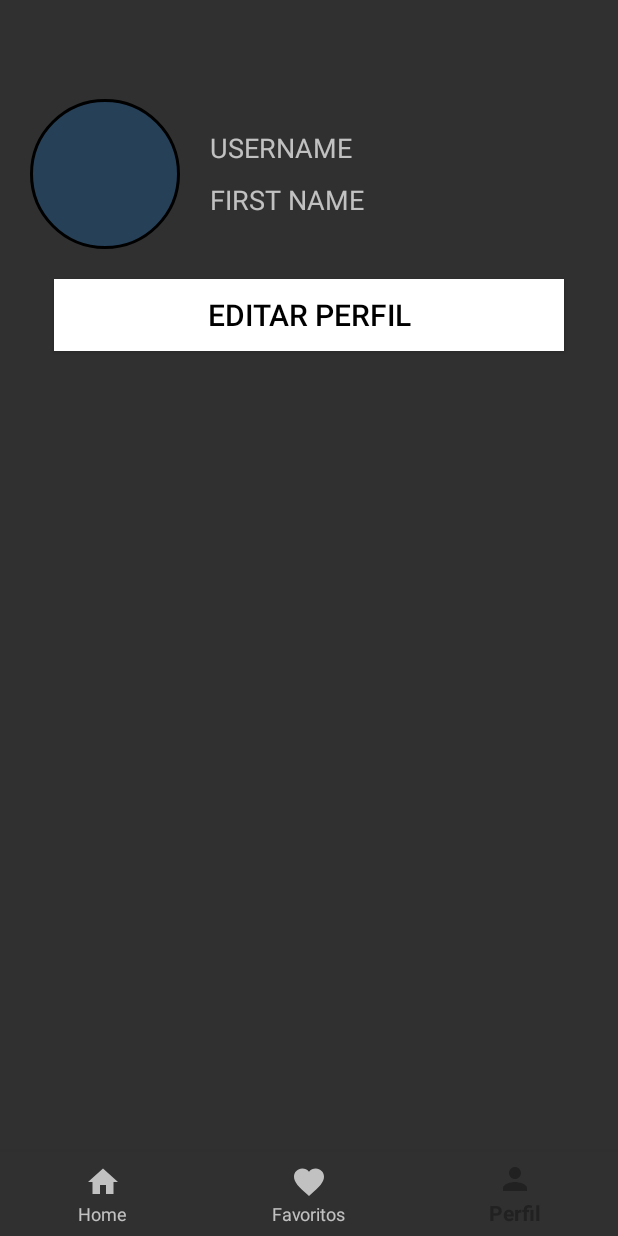
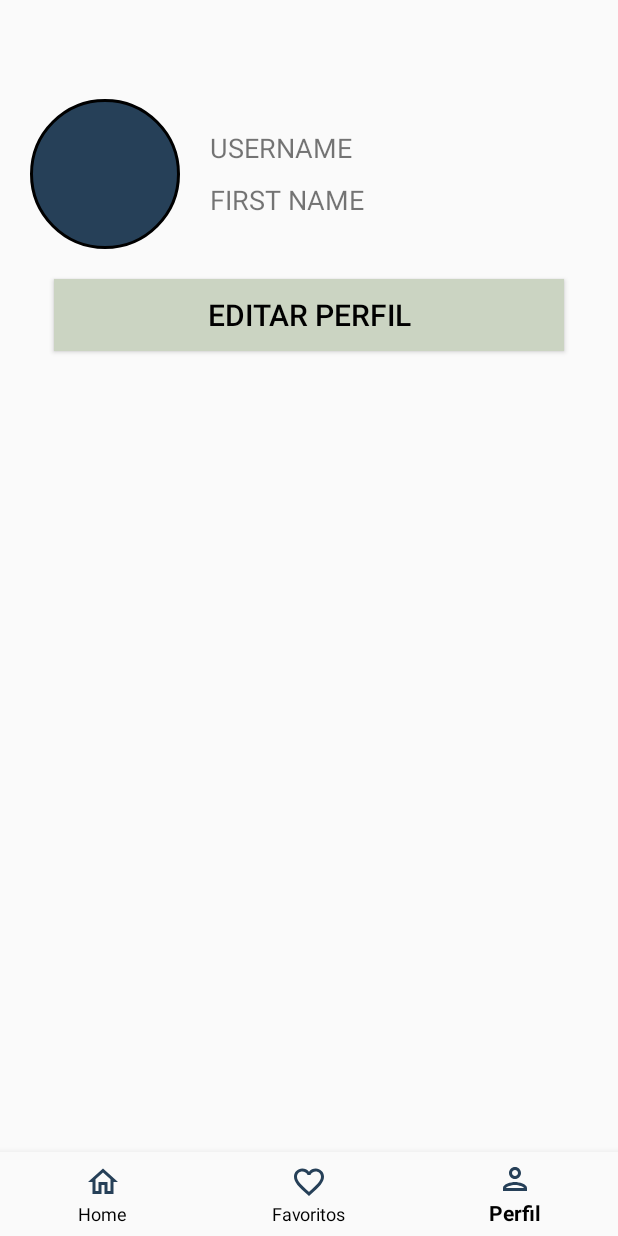
Before and after one commit to luciaortizn/AppCine, an Android app: the HomeFragment screen opened directly, with no data from a screen before it, item 3 of the bottom bar chosen, on a phone screen of 412 x 824 dp. Run offline under Robolectric (Android 15) with nearby library versions, the light colour scheme and no system bars; our stand-ins replace Firebase (no records; nobody signed in at launch, a user with empty details on screens opened directly), Picasso, navigation-ui; pictures from the network do not load.

Commit message:
modificación colors.xml y themes.xml

```diff
--- a/app/src/main/AndroidManifest.xml
+++ b/app/src/main/AndroidManifest.xml
@@ -21,7 +21,7 @@
         android:label="@string/app_name"
         android:roundIcon="@drawable/logo"
         android:supportsRtl="true"
-        android:theme="@style/Theme.AppCompat"
+        android:theme="@style/Theme.AppCompat.DayNight"
         tools:targetApi="31">
         <activity
             android:name=".ui.filmsInfo.FilmsInformation"
--- a/app/src/main/res/drawable/baseline_favorite_24.xml
+++ b/app/src/main/res/drawable/baseline_favorite_24.xml
@@ -1,4 +1,4 @@
-<vector android:height="24dp" android:tint="#000000"
+<vector android:height="24dp" android:tint="#A5CD65"
     android:viewportHeight="24" android:viewportWidth="24"
     android:width="24dp" xmlns:android="http://schemas.android.com/apk/res/android">
     <path android:fillColor="@android:color/white" android:pathData="M12,21.35l-1.45,-1.32C5.4,15.36 2,12.28 2,8.5 2,5.42 4.42,3 7.5,3c1.74,0 3.41,0.81 4.5,2.09C13.09,3.81 14.76,3 16.5,3 19.58,3 22,5.42 22,8.5c0,3.78 -3.4,6.86 -8.55,11.54L12,21.35z"/>
--- /dev/null
+++ b/app/src/main/res/drawable/baseline_favorite_border_24.xml
@@ -0,0 +1,5 @@
+<vector android:height="24dp" android:tint="#A5CD65"
+    android:viewportHeight="24" android:viewportWidth="24"
+    android:width="24dp" xmlns:android="http://schemas.android.com/apk/res/android">
+    <path android:fillColor="@android:color/white" android:pathData="M16.5,3c-1.74,0 -3.41,0.81 -4.5,2.09C10.91,3.81 9.24,3 7.5,3 4.42,3 2,5.42 2,8.5c0,3.78 3.4,6.86 8.55,11.54L12,21.35l1.45,-1.32C18.6,15.36 22,12.28 22,8.5 22,5.42 19.58,3 16.5,3zM12.1,18.55l-0.1,0.1 -0.1,-0.1C7.14,14.24 4,11.39 4,8.5 4,6.5 5.5,5 7.5,5c1.54,0 3.04,0.99 3.57,2.36h1.87C13.46,5.99 14.96,5 16.5,5c2,0 3.5,1.5 3.5,3.5 0,2.89 -3.14,5.74 -7.9,10.05z"/>
+</vector>
--- /dev/null
+++ b/app/src/main/res/drawable/outline_home_24.xml
@@ -0,0 +1,5 @@
+<vector android:height="24dp" android:tint="#A5CD65"
+    android:viewportHeight="24" android:viewportWidth="24"
+    android:width="24dp" xmlns:android="http://schemas.android.com/apk/res/android">
+    <path android:fillColor="@android:color/white" android:pathData="M12,5.69l5,4.5V18h-2v-6H9v6H7v-7.81l5,-4.5M12,3L2,12h3v8h6v-6h2v6h6v-8h3L12,3z"/>
+</vector>
--- /dev/null
+++ b/app/src/main/res/drawable/outline_person_24.xml
@@ -0,0 +1,5 @@
+<vector android:height="24dp" android:tint="#A5CD65"
+    android:viewportHeight="24" android:viewportWidth="24"
+    android:width="24dp" xmlns:android="http://schemas.android.com/apk/res/android">
+    <path android:fillColor="@android:color/white" android:pathData="M12,6c1.1,0 2,0.9 2,2s-0.9,2 -2,2 -2,-0.9 -2,-2 0.9,-2 2,-2m0,10c2.7,0 5.8,1.29 6,2L6,18c0.23,-0.72 3.31,-2 6,-2m0,-12C9.79,4 8,5.79 8,8s1.79,4 4,4 4,-1.79 4,-4 -1.79,-4 -4,-4zM12,14c-2.67,0 -8,1.34 -8,4v2h16v-2c0,-2.66 -5.33,-4 -8,-4z"/>
+</vector>
--- a/app/src/main/res/layout/activity_charge.xml
+++ b/app/src/main/res/layout/activity_charge.xml
@@ -54,6 +54,7 @@
                 android:layout_width="340dp"
                 android:layout_height="wrap_content"
                 android:layout_marginBottom="25dp"
+                android:backgroundTint="@color/ash_gray"
                 android:background="@drawable/button_form"
                 android:text="@string/login_button"
                 android:textColor="@color/black"
@@ -66,6 +67,7 @@
                 android:layout_height="wrap_content"
                 android:background="@drawable/button_form"
                 android:text="@string/register_button"
+                android:backgroundTint="@color/ash_gray"
                 android:textColor="@color/black"
                 android:textSize="23dp" />
         </LinearLayout>
--- a/app/src/main/res/layout/activity_edit_user.xml
+++ b/app/src/main/res/layout/activity_edit_user.xml
@@ -5,6 +5,7 @@
     android:layout_width="match_parent"
     android:layout_height="match_parent"
     android:orientation="vertical"
+    android:backgroundTint="@color/background"
     tools:context=".ui.perfil.PerfilFragment"
     android:padding="10dp">
 
@@ -44,6 +45,7 @@
                 android:id="@+id/editTextNombreUser"
             android:layout_width="match_parent"
             android:layout_height="wrap_content"
+            android:backgroundTint="@color/tea_green"
             android:hint="@string/username"
             android:inputType="text"
             android:padding="10dp" />
@@ -60,6 +62,7 @@
             android:id="@+id/editTextNombre"
             android:layout_width="match_parent"
             android:layout_height="wrap_content"
+            android:backgroundTint="@color/tea_green"
             android:hint="@string/name"
             android:inputType="text"
             android:padding="10dp" />
@@ -74,6 +77,7 @@
                 android:id="@+id/btnCerrarSesion"
                 android:layout_width="wrap_content"
                 android:layout_height="wrap_content"
+                android:backgroundTint="@color/ash_gray"
                 android:text="Cerrar Sesión" />
 
             <Button
@@ -81,6 +85,7 @@
                 android:layout_width="wrap_content"
                 android:layout_height="wrap_content"
                 android:text="Eliminar Cuenta"
+                android:backgroundTint="@color/ash_gray"
                 android:layout_marginStart="10dp" />
         </LinearLayout>
 
--- a/app/src/main/res/layout/activity_films_infomation.xml
+++ b/app/src/main/res/layout/activity_films_infomation.xml
@@ -5,6 +5,7 @@
     android:layout_width="match_parent"
     android:layout_height="match_parent"
     android:clickable="true"
+    android:backgroundTint="@color/background"
     android:focusable="true"
     tools:context=".ui.filmsInfo.FilmsInformation">
 
--- a/app/src/main/res/layout/activity_main2.xml
+++ b/app/src/main/res/layout/activity_main2.xml
@@ -2,6 +2,8 @@
 <androidx.constraintlayout.widget.ConstraintLayout xmlns:android="http://schemas.android.com/apk/res/android"
     xmlns:app="http://schemas.android.com/apk/res-auto"
     android:id="@+id/container"
+    xmlns:tools="http://schemas.android.com/tools"
+    android:backgroundTint="@color/background"
     android:layout_width="match_parent"
     android:layout_height="match_parent"
     android:paddingTop="?attr/actionBarSize">
@@ -12,6 +14,8 @@
         android:layout_height="wrap_content"
         android:layout_marginStart="0dp"
         android:layout_marginEnd="0dp"
+        app:itemIconTint="@color/blue"
+        app:itemTextColor="@color/black"
         android:background="?android:attr/windowBackground"
         app:layout_constraintBottom_toBottomOf="parent"
         app:layout_constraintLeft_toLeftOf="parent"
--- a/app/src/main/res/layout/fragment_favorites.xml
+++ b/app/src/main/res/layout/fragment_favorites.xml
@@ -4,6 +4,7 @@
     xmlns:tools="http://schemas.android.com/tools"
     android:layout_width="match_parent"
     android:layout_height="match_parent"
+    android:backgroundTint="@color/background"
     tools:context=".ui.favorites.FavoritesFragment">
 
     <TextView
--- a/app/src/main/res/layout/fragment_user.xml
+++ b/app/src/main/res/layout/fragment_user.xml
@@ -5,6 +5,7 @@
     android:layout_width="match_parent"
     android:layout_height="match_parent"
     android:orientation="vertical"
+    android:backgroundTint="@color/background"
     tools:context=".ui.perfil.PerfilFragment"
     android:padding="10dp">
 
@@ -55,6 +56,8 @@
         android:layout_marginTop="20dp"
         android:background="@drawable/button_form"
         android:textSize="20dp"
+        android:foregroundTint="@color/blue"
+        android:backgroundTint="@color/ash_gray"
         android:text="@string/editProfile"
         android:textColor="@color/black"/>
 
--- a/app/src/main/res/menu/bottom_navigation_menu.xml
+++ b/app/src/main/res/menu/bottom_navigation_menu.xml
@@ -1,18 +1,21 @@
 <?xml version="1.0" encoding="utf-8"?>
 <menu xmlns:android="http://schemas.android.com/apk/res/android">
     <item
+
         android:id="@+id/navigation_home"
         android:enabled="true"
-        android:icon="@drawable/baseline_home_24"
+        android:icon="@drawable/outline_home_24"
         android:title="@string/home"/>
     <item
+
         android:id="@+id/navigation_dashboard"
         android:enabled="true"
-        android:icon="@drawable/baseline_favorite_24"
+        android:icon="@drawable/baseline_favorite_border_24"
         android:title="@string/favoritos"/>
     <item
+
         android:id="@+id/navigation_notifications"
         android:enabled="true"
-        android:icon="@drawable/baseline_person_24"
+        android:icon="@drawable/outline_person_24"
         android:title="@string/perfil"/>
 </menu>
--- a/app/src/main/res/navigation/mobile_navigation.xml
+++ b/app/src/main/res/navigation/mobile_navigation.xml
@@ -9,6 +9,7 @@
         android:id="@+id/navigation_home"
         android:name="com.example.appcine.ui.home.HomeFragment"
         android:label="@string/title_home"
+
         tools:layout="@layout/fragment_home" />
 
     <fragment
--- a/app/src/main/res/values/colors.xml
+++ b/app/src/main/res/values/colors.xml
@@ -4,4 +4,10 @@
     <color name="white">#FFFFFFFF</color>
     <color name="background">#274073</color>
     <color name="blue">#264058</color>
+    <color name="pistachio">#a5cd65</color>
+    <color name="tea_green">#dbebc0</color>
+    <color name="ash_gray">#CBD4C2</color>
+
+
+
 </resources>
```
Also changed, not shown: app/src/main/java/com/example/appcine/ui/common/NavbarFragment.kt (+0 -32 lines), app/src/main/res/layout/fragment_home.xml (+5 -30 lines), app/src/main/res/values/themes.xml (+8 -1 lines).
